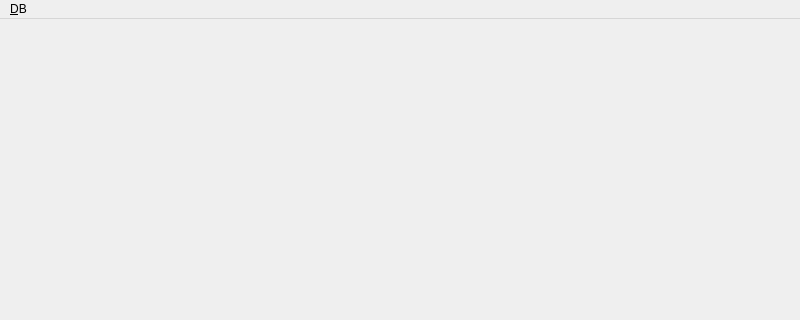
Old version of the form app/image_test/image_test_main_window.ui in the repository YuriyRusinov/db_qt_opencv; both pictures show x 0 to 800 and y 0 to 320 of the 800 by 600 pixel window.
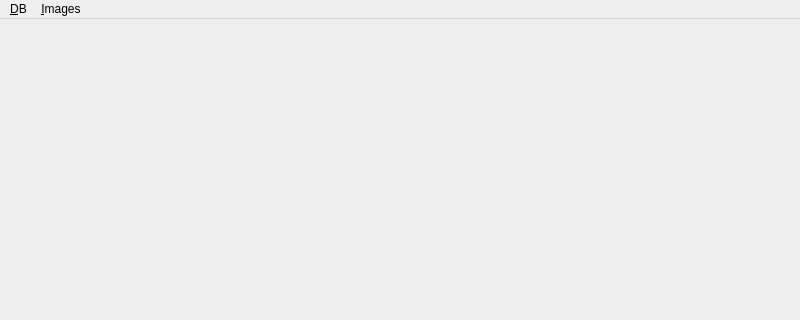
New version of the form.

Commit message: Test query from database.

What changed in the file:
```diff
--- a/app/image_test/image_test_main_window.ui
+++ b/app/image_test/image_test_main_window.ui
@@ -31,7 +31,15 @@
     <addaction name="separator"/>
     <addaction name="act_Quit"/>
    </widget>
+   <widget class="QMenu" name="menu_Images">
+    <property name="title">
+     <string>&amp;Images</string>
+    </property>
+    <addaction name="actInsert_image"/>
+    <addaction name="actionView_images"/>
+   </widget>
    <addaction name="menu_DB"/>
+   <addaction name="menu_Images"/>
   </widget>
   <widget class="QStatusBar" name="statusbar"/>
   <action name="act_Connect">
```
Left out of the diff: 10 changed lines with no effect on the pictures. The commit also changes 12 other files.
